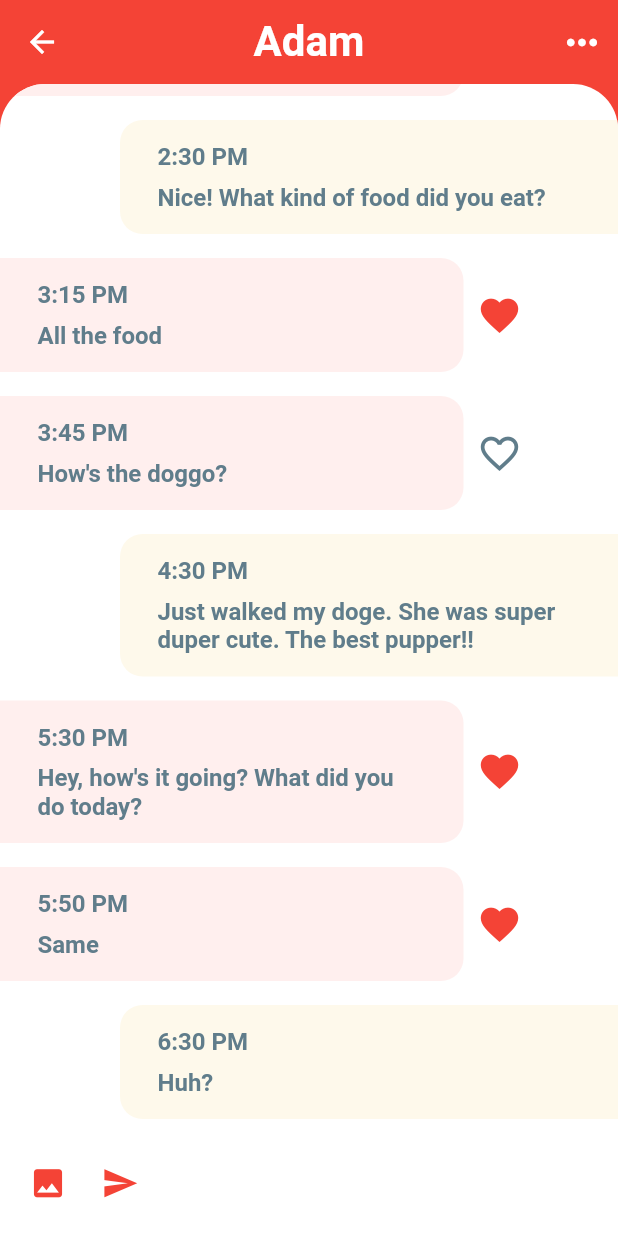
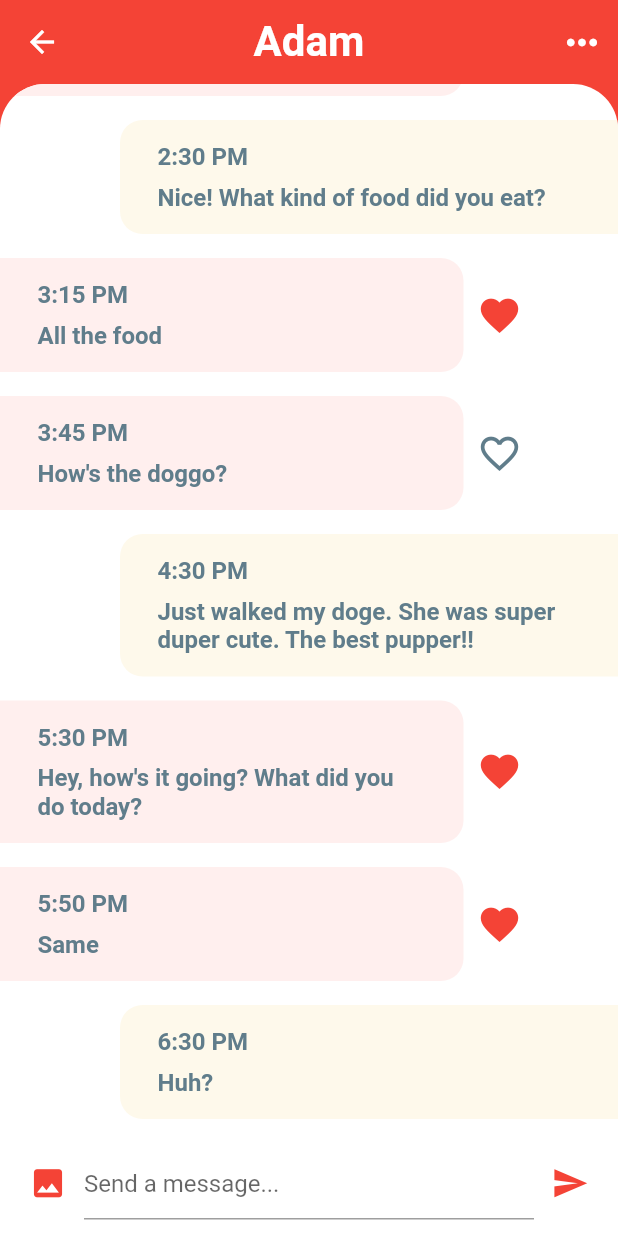
Before and after one commit to MatthieuNadeau96/flutter_chat, a Flutter app: the screen it shows after launch, after a tap on "Adam", on a phone screen of 412 x 824 dp. Run offline on Flutter 3.47's test engine with Material 2 defaults, Android fonts, the phone set to English and light mode, and no system bars.

Commit message:
added a TextField with hintText

```diff
--- a/lib/screens/chat_screen.dart
+++ b/lib/screens/chat_screen.dart
@@ -96,6 +96,11 @@ class _ChatScreenState extends State<ChatScreen> {
             color: Theme.of(context).primaryColor,
             onPressed: () {},
           ),
+          Expanded(
+            child: TextField(
+              decoration: InputDecoration(hintText: 'Send a message...'),
+            ),
+          ),
           IconButton(
             icon: Icon(Icons.send),
             iconSize: 25.0,
```
